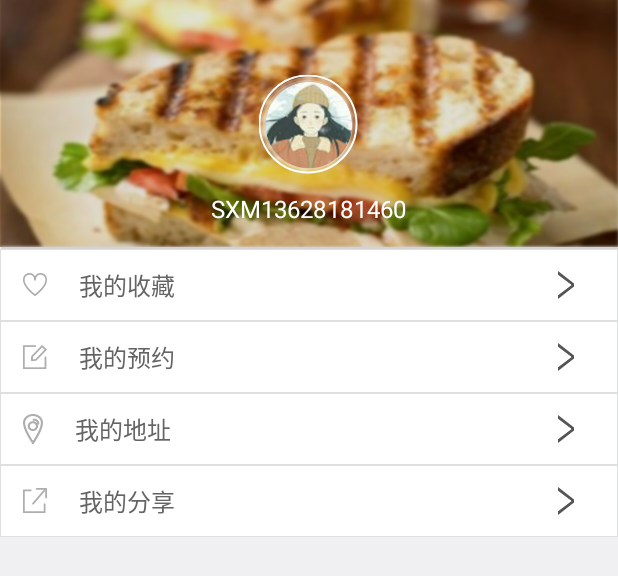
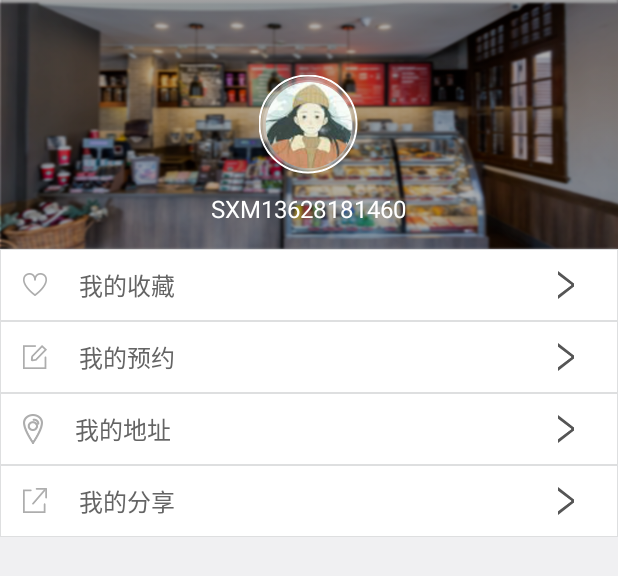
Before and after one commit to ZYX520YTT/BFFood, an Android app: the layout fragment_mine.xml on its own in the app's theme, with its tools: preview values and no code run, on a phone screen of 412 x 824 dp. Shown: the top 576 px of the screen. Run offline under Robolectric (Android 15) with nearby library versions, the phone set to English and light mode, and no system bars.

```diff
--- a/app/src/main/res/layout/fragment_mine.xml
+++ b/app/src/main/res/layout/fragment_mine.xml
@@ -10,7 +10,7 @@
         android:id="@+id/rlyt_headimage"
         android:layout_width="match_parent"
         android:layout_height="166dp"
-        android:background="@drawable/ic_mine_bg">
+        android:background="@drawable/view_background">
 
 
         <!-- <ImageView -->
```
Also changed, not shown: app/src/main/java/food/neusoft/com/food/Fragment/main/AttachmentFragment.java (+18 -0 lines), app/src/main/res/drawable-xhdpi/view_background.png (added).
